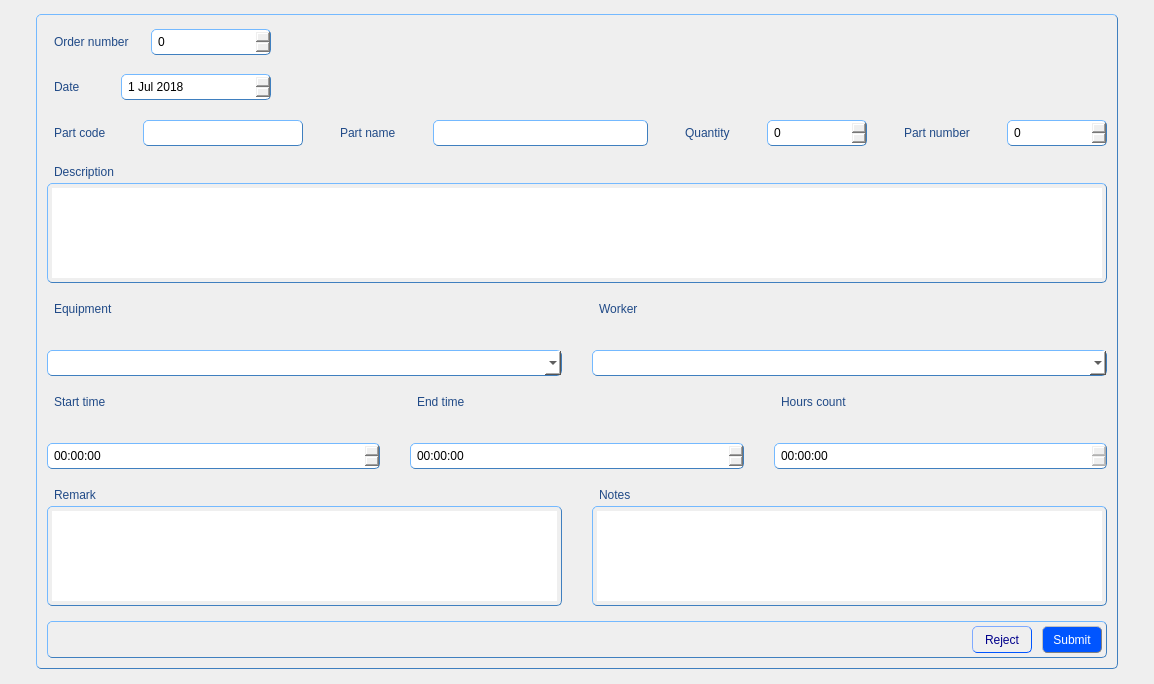
This is JobAccounting/JobAccounting/src/editorform.ui in Rork96/QtProjects as Qt 5 draws it before an edit. The edited form follows.
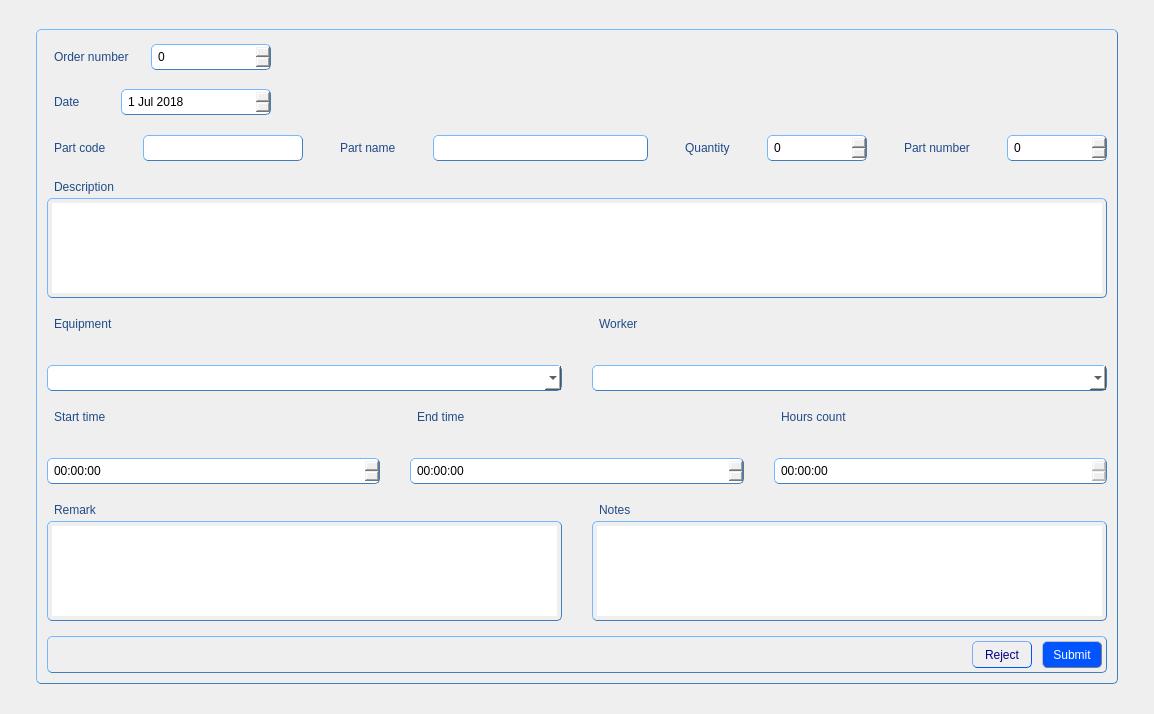
This is the edited form.

Patch:
```diff
--- a/JobAccounting/JobAccounting/src/editorform.ui
+++ b/JobAccounting/JobAccounting/src/editorform.ui
@@ -7,7 +7,7 @@
     <x>0</x>
     <y>0</y>
     <width>1154</width>
-    <height>684</height>
+    <height>714</height>
    </rect>
   </property>
   <property name="windowTitle">
```
Left out of the diff: 4 changed lines with no effect on the pictures.
